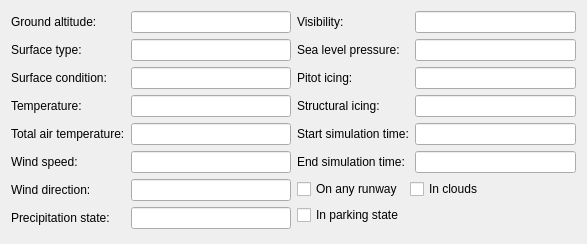
First picture: the form in src/UserInterface/src/Widget/FlightConditionWidget.ui, repository till213/SkyDolly, before the edit.
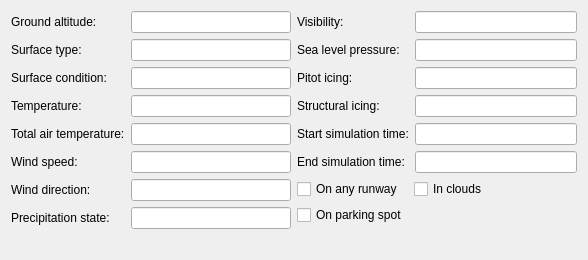
Second picture: the form after the edit.

Commit message: Replace 'in parking state' with 'ATC on parking spot'

The edit to the form file:
```diff
--- a/src/UserInterface/src/Widget/FlightConditionWidget.ui
+++ b/src/UserInterface/src/Widget/FlightConditionWidget.ui
@@ -6,8 +6,8 @@
    <rect>
     <x>0</x>
     <y>0</y>
-    <width>587</width>
-    <height>244</height>
+    <width>588</width>
+    <height>260</height>
    </rect>
   </property>
   <property name="windowTitle">
@@ -368,7 +368,7 @@
           <enum>Qt::NoFocus</enum>
          </property>
          <property name="text">
-          <string>In parking state</string>
+          <string>On parking spot</string>
          </property>
          <property name="checkable">
           <bool>true</bool>
```
Left out of the diff: 2 changed lines with no effect on the pictures. The commit also changes 9 other files.
